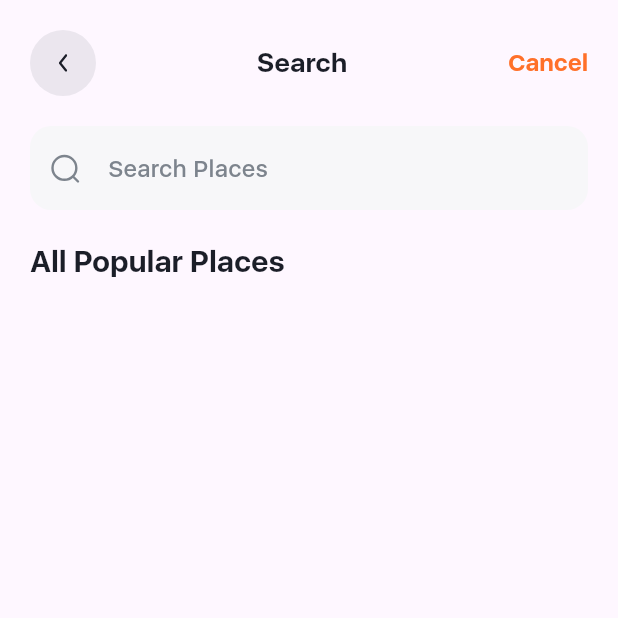
After one commit to DimitriSioutis/travenor, a Flutter app: the SearchScreen screen opened by its route, on a phone screen of 412 x 824 dp, the top half of it. The commit adds this screen. Run offline on Flutter 3.47's test engine with Material 3 defaults, Android fonts, the phone set to English and light mode, and no system bars; our stand-ins replace bloc, cloud_firestore, equatable, firebase_auth, firebase_core, flutter_bloc and 1 more; accounts and stored records are empty; network calls fail; project files that could hold a hidden picture were left out.

Commit message:
Create search screen

```diff
--- a/lib/data/repositories/places_repository.dart
+++ b/lib/data/repositories/places_repository.dart
@@ -8,7 +8,7 @@ class PlacesRepository {
 
   Future<List<Place>> getPopularPlaces() async {
     try {
-      final querySnapshot = await _firestore.collection('places').where('isPopular', isEqualTo: true).limit(2).get();
+      final querySnapshot = await _firestore.collection('places').where('isPopular', isEqualTo: true).get();
       return querySnapshot.docs.map((rowPlace) => Place.fromSnapshot(rowPlace)).toList();
     } catch (e) {
       throw Exception("Failed to get popular places: ${e.toString()}");
@@ -17,10 +17,14 @@ class PlacesRepository {
 
   Future<List<Place>> searchPlaces({required String query}) async {
     try {
-      final querySnapshot = await _firestore.collection('places').where('name', isGreaterThanOrEqualTo: query).where('name', isLessThanOrEqualTo: '$query\uf8ff').limit(1).get();
-      return querySnapshot.docs.map((rowPlace) => Place.fromSnapshot(rowPlace)).toList();
+      // Search places here is bad conditon when i have too much places. But for now working
+      // final querySnapshot = await _firestore.collection('places').where('name', isGreaterThanOrEqualTo: query).where('name', isLessThanOrEqualTo: '$query\uf8ff').limit(1).get();
+      final querySnapshot = await _firestore.collection('places').get();
+      List<Place> places = querySnapshot.docs.map((rowPlace) => Place.fromSnapshot(rowPlace)).toList();
+      List<Place> filteredPlaces = places.where((place) => place.name.toLowerCase().contains(query.toLowerCase())).toList();
+      return query == '' ? places : filteredPlaces;
     } catch (e) {
-      throw Exception("Failed to search places: ${e.toString()}");
+      throw Exception("Failed to search_places places: ${e.toString()}");
     }
   }
 
--- /dev/null
+++ b/lib/logic/blocs/search_places/search_places_bloc.dart
@@ -0,0 +1,21 @@
+import 'package:bloc/bloc.dart';
+import '../../../data/models/place.dart';
+import '../../../data/repositories/places_repository.dart';
+import 'search_places_event.dart';
+import 'search_places_state.dart';
+
+class SearchPlacesBloc extends Bloc<SearchPlacesEvent, SearchPlacesState> {
+  final PlacesRepository _placesRepository;
+
+  SearchPlacesBloc({required PlacesRepository placesRepository}) : _placesRepository = placesRepository, super(SearchPlacesInitial()) {
+    on<SearchPlacesRequested>((event, emit) async {
+      emit(SearchPlacesLoading());
+      try {
+        List<Place> places = await _placesRepository.searchPlaces(query: event.query);
+        emit(SearchPlacesLoaded(places));
+      } catch (e) {
+        emit(SearchPlacesError(e.toString()));
+      }
+    });
+  }
+}
--- /dev/null
+++ b/lib/logic/blocs/search_places/search_places_event.dart
@@ -0,0 +1,14 @@
+import 'package:equatable/equatable.dart';
+
+abstract class SearchPlacesEvent extends Equatable {
+  const SearchPlacesEvent();
+  @override
+  List<Object> get props => [];
+}
+
+class SearchPlacesRequested extends SearchPlacesEvent {
+  final String query;
+  const SearchPlacesRequested(this.query);
+  @override
+  List<Object> get props => [query];
+}
--- /dev/null
+++ b/lib/logic/blocs/search_places/search_places_state.dart
@@ -0,0 +1,29 @@
+import 'package:equatable/equatable.dart';
+
+import '../../../data/models/place.dart';
+
+abstract class SearchPlacesState extends Equatable {
+  const SearchPlacesState();
+  @override
+  List<Object> get props => [];
+}
+
+class SearchPlacesInitial extends SearchPlacesState {}
+
+class SearchPlacesLoading extends SearchPlacesState {}
+
+class SearchPlacesLoaded extends SearchPlacesState {
+  final List<Place> places;
+  const SearchPlacesLoaded(this.places);
+  @override
+  List<Object> get props => [places];
+}
+
+class SearchPlacesError extends SearchPlacesState {
+  final String message;
+
+  const SearchPlacesError(this.message);
+
+  @override
+  List<Object> get props => [message];
+}
--- a/lib/main.dart
+++ b/lib/main.dart
@@ -7,6 +7,8 @@ import 'data/repositories/favorites_repository.dart';
 import 'firebase_options.dart';
 import 'logic/blocs/auth/auth_bloc.dart';
 import 'logic/blocs/favorites/favorites_bloc.dart';
+import 'logic/blocs/popular_places/popular_places_bloc.dart';
+import 'logic/blocs/popular_places/popular_places_event.dart';
 import 'logic/utility/app_bloc_observer.dart';
 import 'presentation/router/app_router.dart';
 import 'package:firebase_core/firebase_core.dart';
@@ -35,6 +37,7 @@ class MyApp extends StatelessWidget {
         providers: [
           BlocProvider<AuthBloc>(create: (context) => AuthBloc(authRepository: context.read<AuthRepository>())),
           BlocProvider<FavoritesBloc>(create: (context) => FavoritesBloc(favoritesRepository: context.read<FavoritesRepository>())),
+          BlocProvider<PopularPlacesBloc>(create: (context) => PopularPlacesBloc(placesRepository: context.read<PlacesRepository>())..add(FetchPopularPlaces())),
         ],
         child: MaterialApp(
           title: 'Travenor',
--- a/lib/presentation/router/app_router.dart
+++ b/lib/presentation/router/app_router.dart
@@ -1,6 +1,8 @@
 import 'package:flutter/material.dart';
 import 'package:travenor/presentation/screens/authentication/signup_screen.dart';
 import 'package:travenor/presentation/screens/main_screen.dart';
+import 'package:travenor/presentation/screens/popular_places/popular_places.dart';
+import 'package:travenor/presentation/screens/search_screen/search_screen.dart';
 import '../screens/authentication/login_screen.dart';
 import '../screens/bottom_bar_pages/home_page.dart';
 import '../screens/place_screen/place_screen.dart';
@@ -19,6 +21,10 @@ class AppRouter {
         return MaterialPageRoute(builder: (_) => const HomePage());
       case '/main':
         return MaterialPageRoute(builder: (_) => const MainScreen());
+      case '/popular_places':
+        return MaterialPageRoute(builder: (_) => const PopularPlaces());
+      case '/search':
+        return MaterialPageRoute(builder: (_) => const SearchScreen());
       case '/place_details':
         return MaterialPageRoute(
           builder: (_) {
--- a/lib/presentation/screens/bottom_bar_pages/calendar_page.dart
+++ b/lib/presentation/screens/bottom_bar_pages/calendar_page.dart
@@ -5,6 +5,6 @@ class CalendarPage extends StatelessWidget {
 
   @override
   Widget build(BuildContext context) {
-    return const Placeholder();
+    return Center(child: Text('Calendar'));
   }
 }
--- a/lib/presentation/screens/bottom_bar_pages/messages_page.dart
+++ b/lib/presentation/screens/bottom_bar_pages/messages_page.dart
@@ -5,6 +5,6 @@ class MessagesPage extends StatelessWidget {
 
   @override
   Widget build(BuildContext context) {
-    return const Placeholder();
+    return Center(child: Text('Messages'));
   }
 }
--- a/lib/presentation/screens/bottom_bar_pages/profile_page.dart
+++ b/lib/presentation/screens/bottom_bar_pages/profile_page.dart
@@ -5,6 +5,6 @@ class ProfilePage extends StatelessWidget {
 
   @override
   Widget build(BuildContext context) {
-    return const Placeholder();
+    return Center(child: Text('Profile'));
   }
 }
--- a/lib/presentation/screens/place_screen/place_screen.dart
+++ b/lib/presentation/screens/place_screen/place_screen.dart
@@ -59,7 +59,7 @@ class _PlaceScreenState extends State<PlaceScreen> {
                               height: 44,
                               width: 44,
                               decoration: BoxDecoration(
-                                color: blackText.withValues(alpha: 0.15),
+                                color: grey.withValues(alpha: 0.15),
                                 borderRadius: BorderRadius.circular(22),
                               ),
                               child: Center(
@@ -105,7 +105,7 @@ class _PlaceScreenState extends State<PlaceScreen> {
                                   height: 44,
                                   width: 44,
                                   decoration: BoxDecoration(
-                                    color: blackText.withValues(alpha: 0.15),
+                                    color: grey.withValues(alpha: 0.15),
                                     borderRadius: BorderRadius.circular(22),
                                   ),
                                   child: Center(
--- /dev/null
+++ b/lib/presentation/screens/search_screen/search_screen.dart
@@ -0,0 +1,241 @@
+import 'package:flutter/material.dart';
+import 'package:flutter_bloc/flutter_bloc.dart';
+import 'package:flutter_svg/svg.dart';
+
+import '../../../constants/constants.dart';
+import '../../../data/models/place.dart';
+import '../../../data/repositories/places_repository.dart';
+import '../../../logic/blocs/search_places/search_places_bloc.dart';
+import '../../../logic/blocs/search_places/search_places_event.dart';
+import '../../../logic/blocs/search_places/search_places_state.dart';
+
+class SearchScreen extends StatefulWidget {
+  const SearchScreen({super.key});
+
+  @override
+  State<SearchScreen> createState() => _SearchScreenState();
+}
+
+class _SearchScreenState extends State<SearchScreen> {
+  final _searchController = TextEditingController();
+
+  @override
+  void dispose() {
+    _searchController.dispose();
+    super.dispose();
+  }
+
+  @override
+  Widget build(BuildContext context) {
+    return BlocProvider<SearchPlacesBloc>(
+      create: (BuildContext context) => SearchPlacesBloc(placesRepository: context.read<PlacesRepository>())..add(SearchPlacesRequested('')),
+      lazy: false,
+      child: Scaffold(
+        body: BlocBuilder<SearchPlacesBloc, SearchPlacesState>(
+          builder: (context, state) {
+            return Padding(
+              padding: EdgeInsets.fromLTRB(20, 20 + MediaQuery.of(context).padding.top, 20, 0),
+              child: Column(
+                crossAxisAlignment: CrossAxisAlignment.start,
+                children: [
+                  Row(
+                    mainAxisAlignment: MainAxisAlignment.spaceBetween,
+                    children: [
+                      InkWell(
+                        onTap: () => Navigator.pop(context),
+                        child: Container(
+                          height: 44,
+                          width: 44,
+                          decoration: BoxDecoration(
+                            color: grey.withValues(alpha: 0.15),
+                            borderRadius: BorderRadius.circular(22),
+                          ),
+                          child: Center(
+                            child: Padding(
+                              padding: const EdgeInsets.all(10.0),
+                              child: SvgPicture.asset(
+                                'assets/icons/back.svg',
+                                color: blackText,
+                              ),
+                            ),
+                          ),
+                        ),
+                      ),
+                      Text(
+                        'Search',
+                        style: TextStyle(color: blackText, fontSize: 18, fontWeight: FontWeight.w600),
+                      ),
+                      InkWell(
+                        onTap: () {
+                          _searchController.clear();
+                          context.read<SearchPlacesBloc>().add(SearchPlacesRequested(''));
+                        },
+                        child: Text(
+                          'Cancel',
+                          style: TextStyle(color: forgetPasswordColor, fontSize: 16, fontWeight: FontWeight.w600),
+                        ),
+                      ),
+                    ],
+                  ),
+                  SizedBox(height: 20),
+                  TextFormField(
+                    controller: _searchController,
+                    onChanged: (value) {
+                      context.read<SearchPlacesBloc>().add(SearchPlacesRequested(value));
+                    },
+                    keyboardType: TextInputType.text,
+                    decoration: InputDecoration(
+                      prefixIcon: Padding(
+                        padding: const EdgeInsets.all(12.0),
+                        child: SvgPicture.asset(
+                          'assets/icons/search.svg',
+                          color: grey,
+                        ),
+                      ),
+                      border: OutlineInputBorder(
+                        borderRadius: BorderRadius.all(Radius.circular(14)),
+                        borderSide: BorderSide.none,
+                      ),
+                      hintText: 'Search Places',
+                      hintStyle: const TextStyle(color: grey),
+                      fillColor: lightGrey,
+                      filled: true,
+                    ),
+                  ),
+                  SizedBox(height: 20),
+                  Text(
+                    'All Popular Places',
+                    style: TextStyle(fontSize: 20, fontWeight: FontWeight.w600, color: blackText),
+                  ),
+                  SizedBox(height: 20),
+                  getSearchPlacesList(state),
+                ],
+              ),
+            );
+          },
+        ),
+      ),
+    );
+  }
+
+  Widget getSearchPlacesList(SearchPlacesState state) {
+    if (state is SearchPlacesLoaded) {
+      return Expanded(
+        child: GridView.builder(
+          gridDelegate: SliverGridDelegateWithFixedCrossAxisCount(crossAxisCount: 2, childAspectRatio: 161 / 216, crossAxisSpacing: 14, mainAxisSpacing: 14),
+          clipBehavior: Clip.none,
+          padding: EdgeInsets.zero,
+          itemCount: state.places.length,
+          itemBuilder: (context, index) {
+            final place = state.places[index];
+            return SearchPlacesGridCard(
+              place: place,
+              onTap: () {
+                Navigator.pushNamed(context, '/place_details', arguments: place.id);
+              },
+            );
+          },
+        ),
+      );
+    }
+    if (state is SearchPlacesLoading) {
+      return Center(child: CircularProgressIndicator());
+    }
+    return SizedBox();
+  }
+}
+
+class SearchPlacesGridCard extends StatelessWidget {
+  const SearchPlacesGridCard({super.key, required this.place, required this.onTap});
+
+  final Place place;
+  final VoidCallback onTap;
+
+  @override
+  Widget build(BuildContext context) {
+    return InkWell(
+      borderRadius: const BorderRadius.all(Radius.circular(16)),
+      onTap: () => onTap(),
+      child: Container(
+        decoration: BoxDecoration(
+          color: Colors.white,
+          borderRadius: BorderRadius.circular(16),
+          boxShadow: [
+            BoxShadow(
+              offset: Offset(0, 6),
+              blurRadius: 16,
+              spreadRadius: 0,
+              color: Color(0xFFB4BCC9).withValues(alpha: 0.12),
+            ),
+          ],
+        ),
+        child: Column(
+          children: [
+            Padding(
+              padding: const EdgeInsets.fromLTRB(12.0, 12.0, 12.0, 0),
+              child: Stack(
+                children: [
+                  Container(
+                    height: 124,
+                    decoration: BoxDecoration(
+                      borderRadius: BorderRadius.circular(16),
+                      image: DecorationImage(
+                        image: NetworkImage(place.imageUrl),
+                        alignment: Alignment.center,
+                        fit: BoxFit.cover,
+                      ),
+                    ),
+                  ),
+                ],
+              ),
+            ),
+            Expanded(
+              child: Padding(
+                padding: const EdgeInsets.all(16.0),
+                child: Column(
+                  mainAxisAlignment: MainAxisAlignment.spaceBetween,
+                  crossAxisAlignment: CrossAxisAlignment.start,
+                  children: [
+                    Text(
+                      place.name,
+                      style: TextStyle(fontSize: 14, fontWeight: FontWeight.w600, color: blackText, overflow: TextOverflow.ellipsis),
+                    ),
+                    Row(
+                      children: [
+                        SvgPicture.asset('assets/icons/location.svg'),
+                        const SizedBox(width: 4),
+                        Expanded(
+                          child: Text(
+                            place.location,
+                            style: TextStyle(fontSize: 15, fontWeight: FontWeight.w400, color: grey, overflow: TextOverflow.ellipsis),
+                          ),
+                        ),
+                      ],
+                    ),
+
+                    Row(
+                      children: [
+                        RichText(
+                          text: TextSpan(
+                            text: '\$${place.price}',
+                            style: TextStyle(fontSize: 12, fontWeight: FontWeight.w500, color: mainColor),
+                            children: [
+                              TextSpan(
+                                text: '/Person',
+                                style: TextStyle(fontSize: 12, fontWeight: FontWeight.w400, color: grey),
+                              ),
+                            ],
+                          ),
+                        ),
+                      ],
+                    ),
+                  ],
+                ),
+              ),
+            ),
+          ],
+        ),
+      ),
+    );
+  }
+}
```
Also changed, not shown: lib/presentation/screens/bottom_bar_pages/home_page.dart (+10 -15 lines), lib/presentation/screens/bottom_bar_pages/search_page.dart (deleted, +0 -10 lines), lib/presentation/screens/main_screen.dart (+5 -5 lines), lib/presentation/screens/popular_places/popular_places.dart (added, +251 -0 lines).
